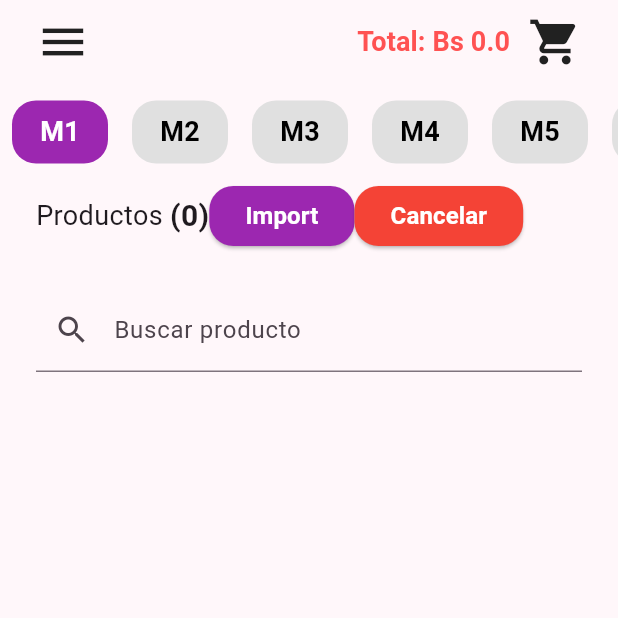
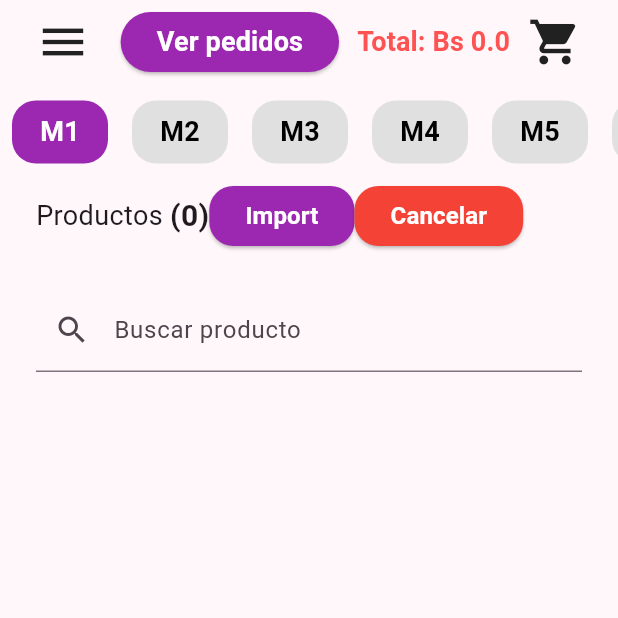
Before and after one commit to adimerpaul/cafeitaliaApp, a Flutter app: the screen it shows after launch, on a phone screen of 412 x 824 dp, the top half of it. Run offline on Flutter 3.47's test engine with Material 3 defaults, Android fonts, the phone set to English and light mode, and no system bars; our stand-ins replace badges, cached_network_image, flutter_dotenv, hive, hive_flutter, line_icons; accounts and stored records are empty.

Commit message:
funcinanndo hasta recuperra datos

```diff
--- a/lib/components/MyDialog.dart
+++ b/lib/components/MyDialog.dart
@@ -115,6 +115,8 @@ class _MyDialogState extends State<MyDialog> {
         ),
       ),
       actions: <Widget>[
+        Column(
+          children: [
             Row(
               mainAxisAlignment: MainAxisAlignment.spaceBetween,
               children: [
@@ -147,6 +149,8 @@ class _MyDialogState extends State<MyDialog> {
                     Navigator.of(context).pop(); // Cierra el diálogo
                   },
                   child: Text('Cerrar'),
+                ),
+              ],
             ),
           ],
         ),
--- a/lib/pages/MyHomePage.dart
+++ b/lib/pages/MyHomePage.dart
@@ -3,6 +3,7 @@ import 'package:cafeitalia/components/MyDialog.dart';
 import 'package:cafeitalia/components/MyTab.dart';
 import 'package:cafeitalia/models/Category.dart';
 import 'package:cafeitalia/models/Products.dart';
+import 'package:cafeitalia/pages/PedidoPage.dart';
 import 'package:cafeitalia/services/ImportService.dart';
 import 'package:flutter/material.dart';
 import 'package:badges/badges.dart' as badges;
@@ -114,6 +115,26 @@ class _MyHomePageState extends State<MyHomePage> {
             ),
           ),
           actions: [
+            ElevatedButton(
+                style: ElevatedButton.styleFrom(
+                  primary: Colors.purple,
+                ),
+                onPressed: (){
+                  //ir a pagina de pedido
+                  Navigator.push(
+                    context,
+                    MaterialPageRoute(builder: (context) => PedidoPage(products: productConCarrito(productsAll))),
+                  );
+                },
+                child: Text(
+                  'Ver pedidos',
+                  style: TextStyle(
+                    fontSize: 18,
+                    color: Colors.white,
+                    fontWeight: FontWeight.bold,
+                  ),
+                )
+            ),
             TextButton(
             onPressed: () {
               showDialog(
```
Also changed, not shown: lib/pages/PedidoPage.dart (added, +84 -0 lines), lib/services/ImportService.dart (+12 -0 lines). Lines whose indentation alone changed are shown as unchanged.
